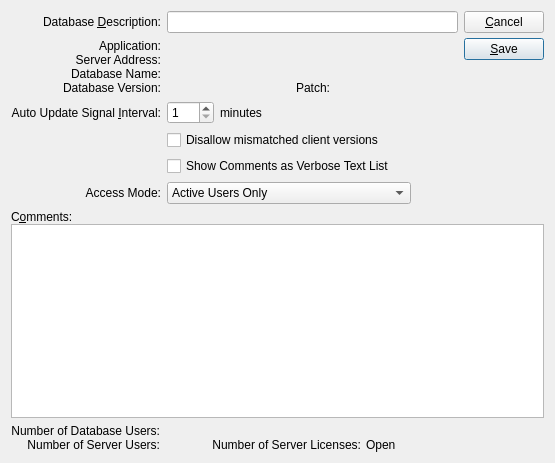
This is xtuple/trunk/guiclient/databaseInformation.ui in WooodHead/xtuple as Qt 5 draws it before an edit. The edited form follows.
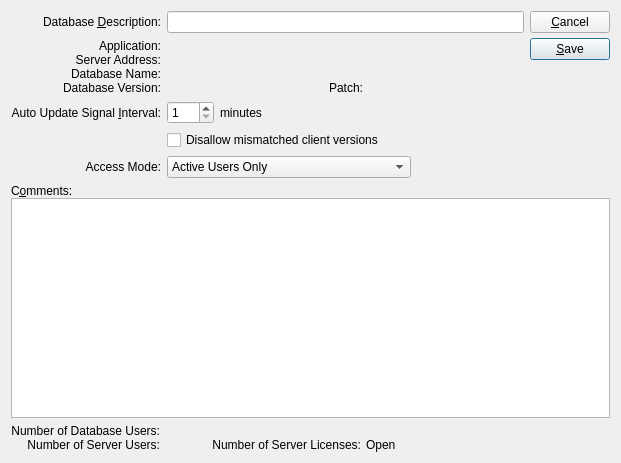
This is the edited form. Custom widgets are drawn as their Qt base class.

Commit message: issue #9269:  Remove global verbose setting for comments no longer needed.

The edit to the form file:
```diff
--- a/xtuple/trunk/guiclient/databaseInformation.ui
+++ b/xtuple/trunk/guiclient/databaseInformation.ui
@@ -13,7 +13,7 @@
    <rect>
     <x>0</x>
     <y>0</y>
-    <width>555</width>
+    <width>621</width>
     <height>463</height>
    </rect>
   </property>
@@ -46,9 +46,6 @@
          <property name="spacing">
           <number>0</number>
          </property>
-         <property name="margin">
-          <number>0</number>
-         </property>
          <item>
           <widget class="QLabel" name="_applicationLit">
            <property name="text">
@@ -199,7 +196,7 @@
          </property>
         </widget>
        </item>
-       <item row="5" column="1">
+       <item row="4" column="1">
         <layout class="QHBoxLayout" name="horizontalLayout">
          <item>
           <widget class="QComboBox" name="_access">
@@ -235,7 +232,7 @@
          </item>
         </layout>
        </item>
-       <item row="5" column="0">
+       <item row="4" column="0">
         <widget class="QLabel" name="_accessLit">
          <property name="text">
           <string>Access Mode:</string>
@@ -261,13 +258,6 @@
          </property>
         </widget>
        </item>
-       <item row="4" column="1">
-        <widget class="QCheckBox" name="_verboseCommentList">
-         <property name="text">
-          <string>Show Comments as Verbose Text List</string>
-         </property>
-        </widget>
-       </item>
       </layout>
      </item>
      <item>
@@ -275,17 +265,11 @@
        <property name="spacing">
         <number>0</number>
        </property>
-       <property name="margin">
-        <number>0</number>
-       </property>
        <item>
         <layout class="QVBoxLayout">
          <property name="spacing">
           <number>5</number>
          </property>
-         <property name="margin">
-          <number>0</number>
-         </property>
          <item>
           <widget class="QPushButton" name="_close">
            <property name="text">
@@ -367,33 +351,21 @@
      <property name="spacing">
       <number>0</number>
      </property>
-     <property name="margin">
-      <number>0</number>
-     </property>
      <item>
       <layout class="QHBoxLayout">
        <property name="spacing">
         <number>7</number>
        </property>
-       <property name="margin">
-        <number>0</number>
-       </property>
        <item>
         <layout class="QHBoxLayout">
          <property name="spacing">
           <number>5</number>
          </property>
-         <property name="margin">
-          <number>0</number>
-         </property>
          <item>
           <layout class="QVBoxLayout">
            <property name="spacing">
             <number>0</number>
            </property>
-           <property name="margin">
-            <number>0</number>
-           </property>
            <item>
             <widget class="QLabel" name="_numOfDatabaseUsersLit">
              <property name="text">
@@ -421,9 +393,6 @@
            <property name="spacing">
             <number>0</number>
            </property>
-           <property name="margin">
-            <number>0</number>
-           </property>
            <item>
             <widget class="QLabel" name="_numOfDatabaseUsers">
              <property name="minimumSize">
@@ -465,9 +434,6 @@
          <property name="spacing">
           <number>0</number>
          </property>
-         <property name="margin">
-          <number>0</number>
-         </property>
          <item>
           <spacer>
            <property name="orientation">
@@ -489,9 +455,6 @@
            <property name="spacing">
             <number>5</number>
            </property>
-           <property name="margin">
-            <number>0</number>
-           </property>
            <item>
             <widget class="QLabel" name="_numOfServerLicensesLit">
              <property name="text">
```
Left out of the diff: 1 changed line with no effect on the pictures. The commit also changes 1 other file.
